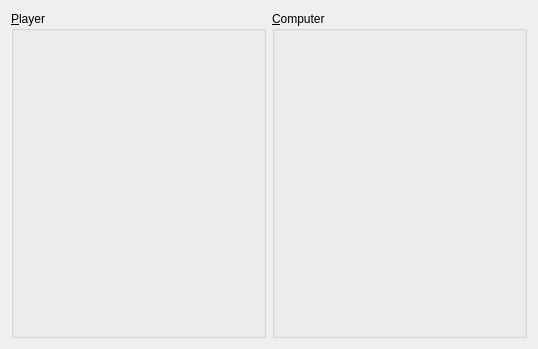
wedesoft/battleship-qt4, file content.ui: the form before one commit.
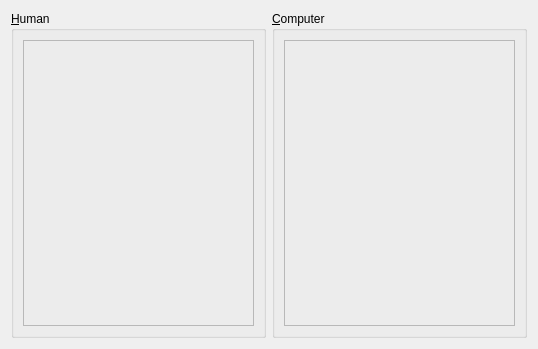
The form after the commit.

Commit message: Working on placing of ships

Patch:
```diff
--- a/content.ui
+++ b/content.ui
@@ -17,8 +17,26 @@
    <item>
     <widget class="QGroupBox" name="playerGroup">
      <property name="title">
-      <string>&amp;Player</string>
+      <string>&amp;Human</string>
      </property>
+     <layout class="QVBoxLayout" name="verticalLayout">
+      <item>
+       <widget class="QFrame" name="humanFrame">
+        <property name="sizePolicy">
+         <sizepolicy hsizetype="Preferred" vsizetype="Expanding">
+          <horstretch>0</horstretch>
+          <verstretch>1</verstretch>
+         </sizepolicy>
+        </property>
+        <property name="frameShape">
+         <enum>QFrame::StyledPanel</enum>
+        </property>
+        <property name="frameShadow">
+         <enum>QFrame::Sunken</enum>
+        </property>
+       </widget>
+      </item>
+     </layout>
     </widget>
    </item>
    <item>
@@ -26,6 +44,24 @@
      <property name="title">
       <string>&amp;Computer</string>
      </property>
+     <layout class="QVBoxLayout" name="verticalLayout_2">
+      <item>
+       <widget class="QFrame" name="computerFrame">
+        <property name="sizePolicy">
+         <sizepolicy hsizetype="Preferred" vsizetype="Expanding">
+          <horstretch>0</horstretch>
+          <verstretch>1</verstretch>
+         </sizepolicy>
+        </property>
+        <property name="frameShape">
+         <enum>QFrame::StyledPanel</enum>
+        </property>
+        <property name="frameShadow">
+         <enum>QFrame::Sunken</enum>
+        </property>
+       </widget>
+      </item>
+     </layout>
     </widget>
    </item>
   </layout>
```
Left out of the diff: 2 changed lines with no effect on the pictures. The commit also changes 1 other file.
